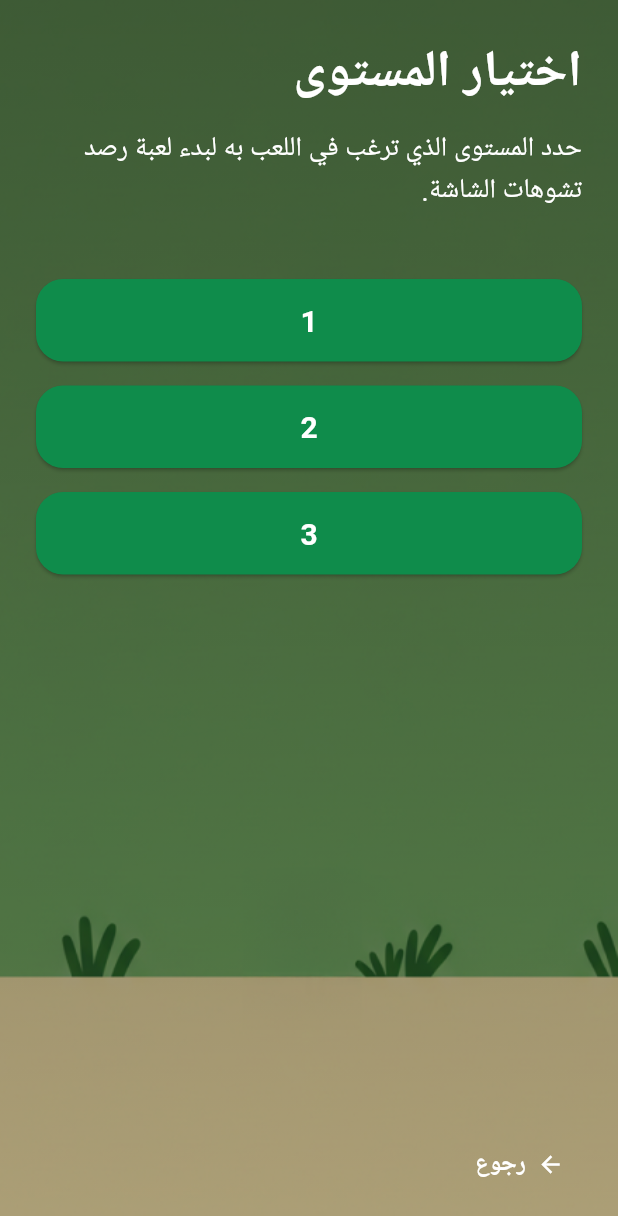
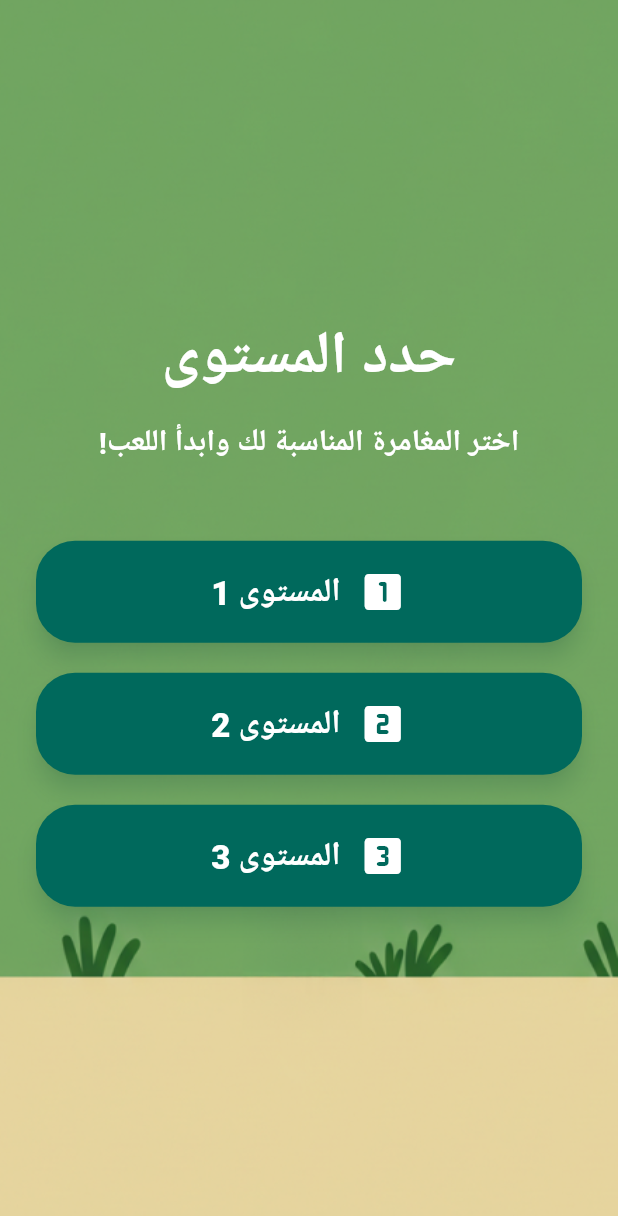
Before and after one commit to MostafaGamal84/Game, a Flutter app: the screen it shows after launch, after a tap on "ابدأ اللعب", on a phone screen of 412 x 824 dp. Shown: the top 1216 px of the screen. Run offline on Flutter 3.47's test engine with Material 3 defaults, Android fonts, the phone set to English and light mode, and no system bars; our stand-ins replace google_fonts; Roboto replaces fonts that are missing (Tajawal).

Commit message:
Refine start and level screens for kids

```diff
--- a/lib/main.dart
+++ b/lib/main.dart
@@ -1,4 +1,5 @@
 import 'package:flutter/material.dart';
+import 'package:google_fonts/google_fonts.dart';
 
 void main() {
   runApp(const MyApp());
@@ -13,8 +14,10 @@
       title: 'Game',
       debugShowCheckedModeBanner: false,
       theme: ThemeData(
-        colorScheme: ColorScheme.fromSeed(seedColor: const Color(0xFF0F8C4B)),
+        colorScheme: ColorScheme.fromSeed(seedColor: const Color(0xFF00695C)),
         useMaterial3: true,
+        textTheme: GoogleFonts.tajawalTextTheme(),
+        fontFamily: GoogleFonts.tajawal().fontFamily,
       ),
       home: const StartScreen(),
     );
@@ -49,17 +52,26 @@
                 padding: const EdgeInsets.symmetric(horizontal: 24, vertical: 32),
                 child: SizedBox(
                   width: double.infinity,
-                  child: ElevatedButton(
+                  child: Directionality(
+                    textDirection: TextDirection.rtl,
+                    child: ElevatedButton.icon(
+                      icon: const Icon(
+                        Icons.play_arrow_rounded,
+                        size: 32,
+                      ),
                       style: ElevatedButton.styleFrom(
-                      backgroundColor: const Color(0xFF0F8C4B),
+                        backgroundColor: const Color(0xFF00695C),
                         foregroundColor: Colors.white,
-                      padding: const EdgeInsets.symmetric(vertical: 18),
+                        padding: const EdgeInsets.symmetric(vertical: 22, horizontal: 16),
+                        elevation: 6,
+                        shadowColor: const Color(0xFF00695C).withOpacity(0.45),
                         shape: RoundedRectangleBorder(
-                        borderRadius: BorderRadius.circular(16),
+                          borderRadius: BorderRadius.circular(28),
                         ),
                         textStyle: const TextStyle(
-                        fontSize: 24,
-                        fontWeight: FontWeight.w700,
+                          fontSize: 26,
+                          fontWeight: FontWeight.w800,
+                          letterSpacing: 0.5,
                         ),
                       ),
                       onPressed: () {
@@ -69,7 +81,11 @@
                           ),
                         );
                       },
-                    child: const Text('ابدأ اللعب'),
+                      label: const Padding(
+                        padding: EdgeInsets.only(right: 8.0),
+                        child: Text('ابدأ اللعب'),
+                      ),
+                    ),
                   ),
                 ),
               ),
@@ -93,93 +109,89 @@
             'assets/images/levelBackground.png',
             fit: BoxFit.cover,
           ),
-          DecoratedBox(
-            decoration: BoxDecoration(
-              gradient: LinearGradient(
-                colors: [
-                  Colors.black.withOpacity(0.45),
-                  Colors.black.withOpacity(0.25),
-                ],
-                begin: Alignment.topCenter,
-                end: Alignment.bottomCenter,
-              ),
-            ),
-          ),
           SafeArea(
             child: Padding(
-              padding: const EdgeInsets.all(24),
+              padding: const EdgeInsets.symmetric(horizontal: 24, vertical: 32),
               child: Directionality(
                 textDirection: TextDirection.rtl,
                 child: Column(
-                  crossAxisAlignment: CrossAxisAlignment.start,
+                  mainAxisAlignment: MainAxisAlignment.center,
+                  crossAxisAlignment: CrossAxisAlignment.center,
                   children: [
                     const Text(
-                      'اختيار المستوى',
+                      'حدد المستوى',
+                      textAlign: TextAlign.center,
                       style: TextStyle(
-                        fontSize: 34,
+                        fontSize: 40,
                         fontWeight: FontWeight.w800,
                         color: Colors.white,
                       ),
                     ),
                     const SizedBox(height: 12),
                     const Text(
-                      'حدد المستوى الذي ترغب في اللعب به لبدء لعبة رصد تشوهات الشاشة.',
+                      'اختر المغامرة المناسبة لك وابدأ اللعب!',
+                      textAlign: TextAlign.center,
                       style: TextStyle(
-                        fontSize: 18,
-                        height: 1.5,
+                        fontSize: 20,
+                        fontWeight: FontWeight.w600,
                         color: Colors.white,
                       ),
                     ),
-                    const SizedBox(height: 36),
-                    Expanded(
-                      child: Column(
-                        crossAxisAlignment: CrossAxisAlignment.stretch,
-                        children: [
-                          for (final level in [
-                            '1',
-                            '2',
-                            '3',
-                          ])
+                    const SizedBox(height: 40),
+                    for (var index = 0; index < 3; index++)
                       Padding(
-                              padding: const EdgeInsets.symmetric(vertical: 8),
+                        padding: const EdgeInsets.symmetric(vertical: 10),
+                        child: TweenAnimationBuilder<double>(
+                          duration: Duration(milliseconds: 700 + index * 120),
+                          curve: Curves.easeOutBack,
+                          tween: Tween<double>(begin: 0, end: 1),
+                          builder: (context, value, child) {
+                            return Transform.translate(
+                              offset: Offset(0, (1 - value) * 40),
+                              child: Transform.scale(
+                                scale: value,
+                                child: child,
+                              ),
+                            );
+                          },
                           child: ElevatedButton(
                             style: ElevatedButton.styleFrom(
-                                  backgroundColor: const Color(0xFF0F8C4B),
+                              backgroundColor: const Color(0xFF00695C),
                               foregroundColor: Colors.white,
-                                  padding: const EdgeInsets.symmetric(vertical: 16),
+                              padding: const EdgeInsets.symmetric(vertical: 18, horizontal: 12),
                               shape: RoundedRectangleBorder(
-                                    borderRadius: BorderRadius.circular(18),
+                                borderRadius: BorderRadius.circular(26),
                               ),
+                              elevation: 6,
+                              shadowColor: const Color(0xFF00695C).withOpacity(0.35),
                               textStyle: const TextStyle(
-                                    fontSize: 20,
-                                    fontWeight: FontWeight.w700,
+                                fontSize: 22,
+                                fontWeight: FontWeight.w800,
                               ),
                             ),
                             onPressed: () {
                               // TODO: Navigate to the chosen level screen.
                             },
-                                child: Text(level),
+                            child: Row(
+                              mainAxisAlignment: MainAxisAlignment.center,
+                              children: [
+                                Icon(
+                                  [
+                                    Icons.looks_one_rounded,
+                                    Icons.looks_two_rounded,
+                                    Icons.looks_3_rounded,
+                                  ][index],
+                                  size: 32,
+                                ),
+                                const SizedBox(width: 12),
+                                Text([
+                                  'المستوى 1',
+                                  'المستوى 2',
+                                  'المستوى 3',
+                                ][index]),
+                              ],
                             ),
                           ),
-                          const Spacer(),
-                          Align(
-                            alignment: Alignment.centerRight,
-                            child: TextButton.icon(
-                              style: TextButton.styleFrom(
-                                foregroundColor: Colors.white,
-                                textStyle: const TextStyle(
-                                  fontSize: 16,
-                                  fontWeight: FontWeight.w600,
-                                ),
-                              ),
-                              onPressed: () {
-                                Navigator.of(context).pop();
-                              },
-                              icon: const Icon(Icons.arrow_forward),
-                              label: const Text('رجوع'),
-                            ),
-                          ),
-                        ],
                         ),
                       ),
                   ],
--- a/pubspec.yaml
+++ b/pubspec.yaml
@@ -34,6 +34,7 @@ dependencies:
   # The following adds the Cupertino Icons font to your application.
   # Use with the CupertinoIcons class for iOS style icons.
   cupertino_icons: ^1.0.8
+  google_fonts: ^6.2.1
 
 dev_dependencies:
   flutter_test:
```
Lines whose indentation alone changed are shown as unchanged.
